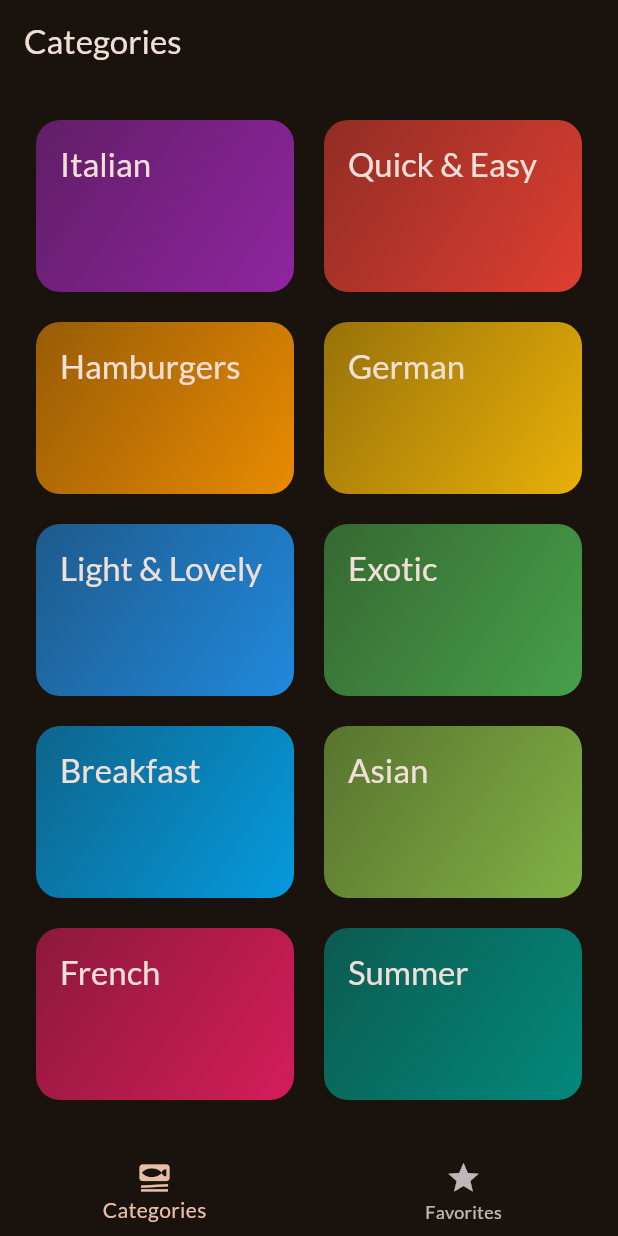
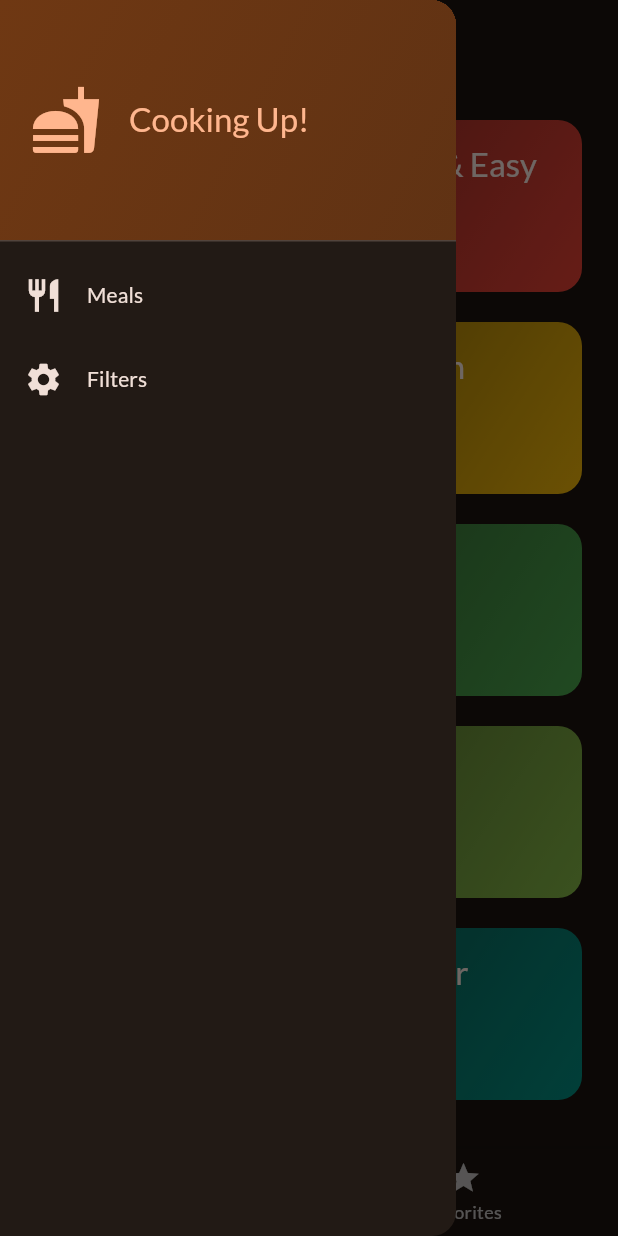
Before and after one commit to esperantkela/flutter-meals-app, a Flutter app: the screen it shows after launch, with the side drawer open (before the commit the screen has no drawer), on a phone screen of 412 x 824 dp. Run offline on Flutter 3.47's test engine with Material 3 defaults, Android fonts, the phone set to English and light mode, and no system bars; our stand-ins replace google_fonts, transparent_image.

Commit message:
Implement favorite meal functionality across screens by adding onToggleFavorite callback; update CategoriesScreen, MealsScreen, and MealDetail to support favorite management.

```diff
--- a/lib/screens/categories.dart
+++ b/lib/screens/categories.dart
@@ -1,17 +1,21 @@
 import 'package:flutter/material.dart';
 import 'package:meals_app/data/dummy_data.dart';
 import 'package:meals_app/models/category.dart';
+import 'package:meals_app/models/meal.dart';
 import 'package:meals_app/screens/meals.dart';
 import 'package:meals_app/widgets/category_grid_item.dart';
 
 class CategoriesScreen extends StatelessWidget {
-  const CategoriesScreen({super.key});
+  const CategoriesScreen({super.key, required this.onToggleFavorite});
+
+  final void  Function(Meal meal) onToggleFavorite;
 
   void _categorySelected(BuildContext context, Category category) {
     Navigator.of(context).push(
       MaterialPageRoute(
         builder: (ctx) => MealsScreen(
           title: category.title,
+          onToggleFavorite : onToggleFavorite,
           meals: dummyMeals
               .where((meal) => meal.categories.contains(category.id))
               .toList(),
--- a/lib/screens/meals.dart
+++ b/lib/screens/meals.dart
@@ -4,16 +4,17 @@ import 'package:meals_app/screens/meal_detail.dart';
 import 'package:meals_app/widgets/meal_item.dart';
 
 class MealsScreen extends StatelessWidget {
-  const MealsScreen({super.key, this.title, required this.meals});
+  const MealsScreen({super.key, this.title, required this.meals, required this.onToggleFavorite});
 
   final String ? title;
 
   final List<Meal> meals;
+  final void  Function(Meal meal) onToggleFavorite;
 
   void _selectMeal(BuildContext context, Meal meal) {
     Navigator.of(context).push(
       MaterialPageRoute(
-        builder: (ctx) => MealDetail(meal: meal),
+        builder: (ctx) => MealDetail(meal: meal, onToggleFavorite : onToggleFavorite),
       ),
     );
   }
--- a/lib/screens/tabs.dart
+++ b/lib/screens/tabs.dart
@@ -1,6 +1,8 @@
 import 'package:flutter/material.dart';
+import 'package:meals_app/models/meal.dart';
 import 'package:meals_app/screens/categories.dart';
 import 'package:meals_app/screens/meals.dart';
+import 'package:meals_app/widgets/main_drawer.dart';
 
 class TabsScreen extends StatefulWidget {
   const TabsScreen({super.key});
@@ -11,25 +13,53 @@ class TabsScreen extends StatefulWidget {
 class _TabsScreenState extends State<TabsScreen> {
   int _selectedPageIndex = 0;
 
+  final List<Meal> _favoriteMeals = [];
+
+  void _toggleMealFavoriteStatus(Meal meal) {
+    final isExisting = _favoriteMeals.contains(meal);
+
+    if (isExisting) {
+      setState(() {
+        _favoriteMeals.remove(meal);
+        _showInfoMessage('Meal is no longer a favorite');
+      });
+    } else {
+      setState(() {
+        _favoriteMeals.add(meal);
+        _showInfoMessage('Marked as a favorite');
+      });
+    }
+  }
+
   void _selectPage(int index) {
     setState(() {
       _selectedPageIndex = index;
     });
   }
 
+  void _showInfoMessage(String message) {
+    ScaffoldMessenger.of(context).clearSnackBars();
+    ScaffoldMessenger.of(context).showSnackBar(SnackBar(content: Text(message)));
+  }
+
   @override
   Widget build(BuildContext context) {
-
-    Widget activePage = CategoriesScreen();
+    Widget activePage = CategoriesScreen(
+      onToggleFavorite: _toggleMealFavoriteStatus,
+    );
     String activePageTitle = 'Categories';
 
     if (_selectedPageIndex == 1) {
-      activePage = MealsScreen(meals: []);
+      activePage = MealsScreen(
+        meals: _favoriteMeals,
+        onToggleFavorite: _toggleMealFavoriteStatus,
+      );
       activePageTitle = 'Favorites';
     }
 
     return Scaffold(
       appBar: AppBar(title: Text(activePageTitle)),
+      drawer: MainDrawer(),
       body: activePage,
       bottomNavigationBar: BottomNavigationBar(
         onTap: (index) {
@@ -37,7 +67,10 @@ class _TabsScreenState extends State<TabsScreen> {
         },
         currentIndex: _selectedPageIndex,
         items: const [
-          BottomNavigationBarItem(icon: Icon(Icons.set_meal), label: 'Categories'),
+          BottomNavigationBarItem(
+            icon: Icon(Icons.set_meal),
+            label: 'Categories',
+          ),
           BottomNavigationBarItem(icon: Icon(Icons.star), label: 'Favorites'),
         ],
       ),
--- /dev/null
+++ b/lib/widgets/main_drawer.dart
@@ -0,0 +1,62 @@
+import 'package:flutter/material.dart';
+
+class MainDrawer extends StatelessWidget {
+  const MainDrawer({super.key});
+  @override
+
+  Widget build(BuildContext context){
+    return Drawer(
+      child: Column(children: [
+        DrawerHeader(
+          padding: const EdgeInsets.all(20),
+          decoration: BoxDecoration(
+            gradient: LinearGradient(
+              colors: [
+                Theme.of(context).colorScheme.primaryContainer,
+                Theme.of(context).colorScheme.primaryContainer.withValues(alpha: 0.8),
+
+              ],
+              begin: Alignment.topLeft,
+              end : Alignment.bottomRight,
+            ),
+          ),
+          child: Row(
+            children: [
+              Icon(Icons.fastfood, size: 48, color: Theme.of(context).colorScheme.primary,),
+              const SizedBox(width: 18,),
+              Text(
+                'Cooking Up!',
+                style: Theme.of(context).textTheme.titleLarge?.copyWith(
+                  color: Theme.of(context).colorScheme.primary,
+                ),
+              ),
+            ],
+          ),
+        ),
+
+        ListTile(
+          onTap: (){},
+          leading: Icon(Icons.restaurant, size: 26, color: Theme.of(context).colorScheme.onSurface,),
+          title: Text(
+            'Meals',
+            style: Theme.of(context).textTheme.titleSmall?.copyWith(
+              color: Theme.of(context).colorScheme.onSurface,
+            ),
+          ),
+        ),
+
+        ListTile(onTap: (){},
+          leading: Icon(Icons.settings, size: 26, color: Theme.of(context).colorScheme.onSurface,),
+          title: Text(
+            'Filters',
+            style: Theme.of(context).textTheme.titleSmall?.copyWith(
+              color: Theme.of(context).colorScheme.onSurface,
+            ),
+          ),
+
+        ),
+
+      ],
+    ));
+  }
+}
```
Also changed, not shown: lib/screens/meal_detail.dart (+8 -2 lines).
